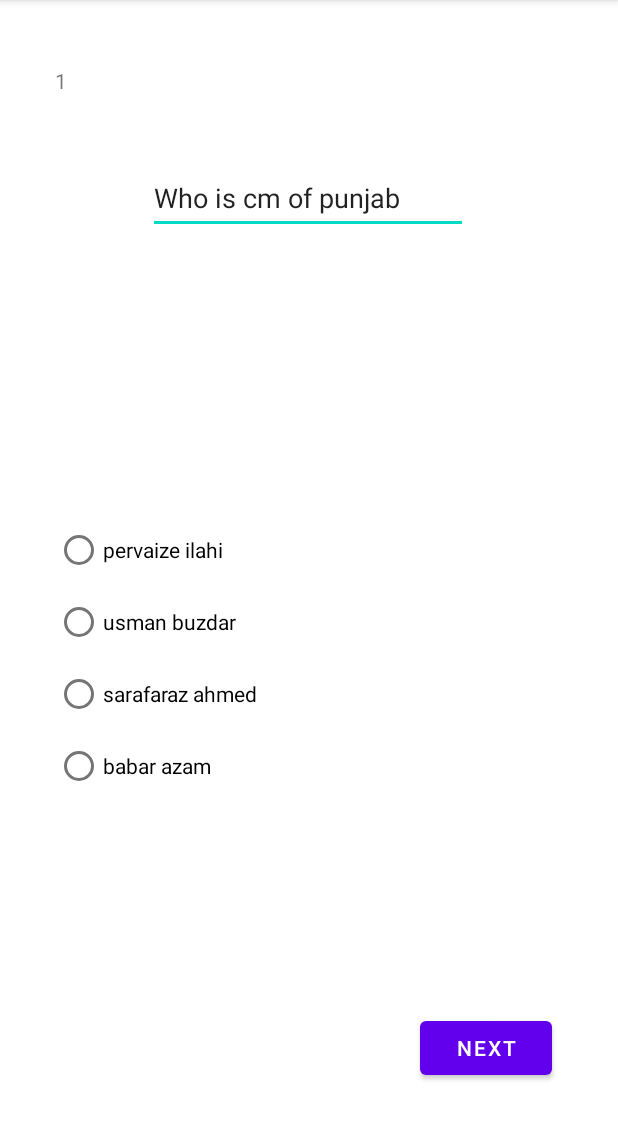
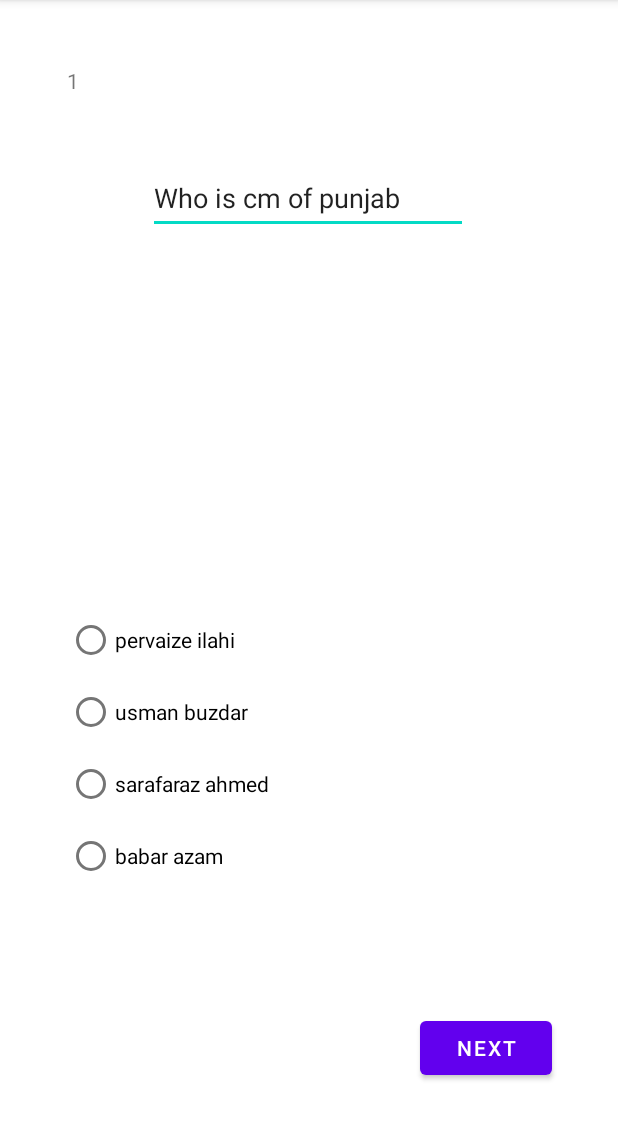
Before and after one commit to ArsalHussain14/Exam_App, an Android app: the screen it shows after launch (MainActivity), on a phone screen of 412 x 824 dp, the part 84-1224 px from its top. Run offline under Robolectric (Android 15) with nearby library versions, the phone set to English and light mode, and no system bars.

Commit message:
Corrected questions display error

```diff
--- a/app/src/main/res/layout/activity_main.xml
+++ b/app/src/main/res/layout/activity_main.xml
@@ -38,9 +38,10 @@
         android:id="@+id/radioGroup"
         android:layout_width="338dp"
         android:layout_height="225dp"
-        android:layout_marginBottom="200dp"
+        android:layout_marginBottom="140dp"
         app:layout_constraintBottom_toBottomOf="parent"
         app:layout_constraintEnd_toEndOf="@+id/questionBox"
+        app:layout_constraintHorizontal_bias="0.437"
         app:layout_constraintStart_toStartOf="@+id/questionBox">
 
         <RadioButton
@@ -96,12 +97,10 @@
         android:layout_height="wrap_content"
         android:layout_marginTop="40dp"
         android:visibility="visible"
-        app:layout_constraintBottom_toTopOf="@+id/radioGroup"
         app:layout_constraintEnd_toEndOf="parent"
         app:layout_constraintHorizontal_bias="0.498"
         app:layout_constraintStart_toStartOf="parent"
-        app:layout_constraintTop_toBottomOf="@+id/questionBox"
-        app:layout_constraintVertical_bias="0.02" />
+        app:layout_constraintTop_toBottomOf="@+id/questionBox" />
 
 
 
```
Also changed, not shown: app/src/main/java/com/example/exam_app/MainActivity.java (+5 -2 lines).
